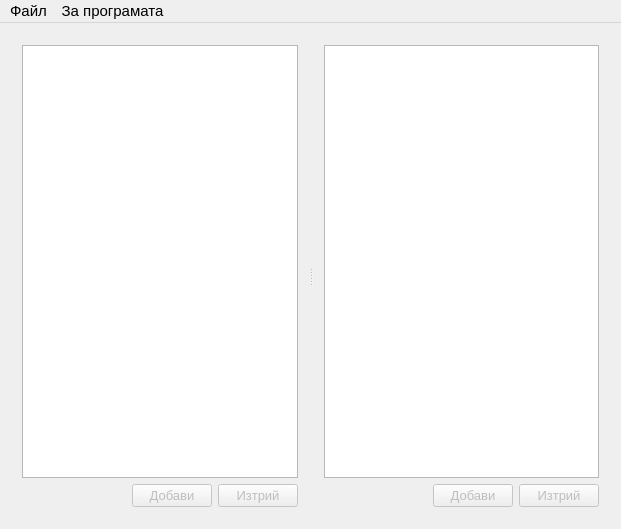
Before: the Qt Designer form mainwindow.ui in farm2440/PSEditor, drawn with Qt 5.
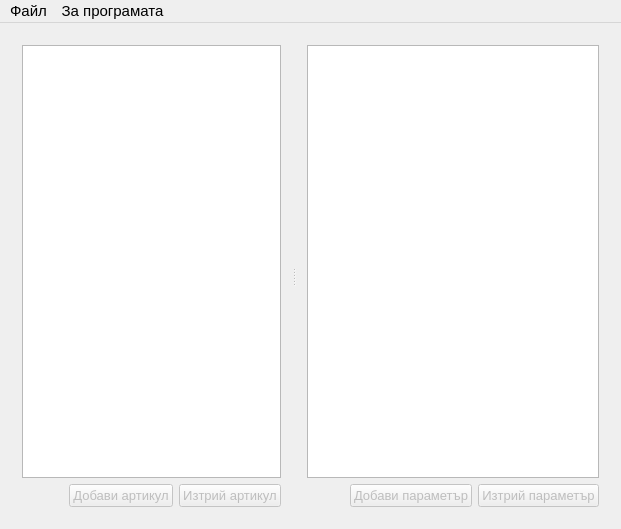
After: the same form once the commit is applied. Icons and pictures are not drawn.

Commit message:
Променен списък на специалните думив dlgNewItem.ui
Променен списък на специалните думив dlgNewItem.ui

Diff of the .ui file:
```diff
--- a/mainwindow.ui
+++ b/mainwindow.ui
@@ -73,7 +73,7 @@
              </font>
             </property>
             <property name="text">
-             <string>Добави</string>
+             <string>Добави артикул</string>
             </property>
            </widget>
           </item>
@@ -88,7 +88,7 @@
              </font>
             </property>
             <property name="text">
-             <string>Изтрий</string>
+             <string>Изтрий артикул</string>
             </property>
            </widget>
           </item>
@@ -133,7 +133,7 @@
              </font>
             </property>
             <property name="text">
-             <string>Добави</string>
+             <string>Добави параметър</string>
             </property>
            </widget>
           </item>
@@ -148,7 +148,7 @@
              </font>
             </property>
             <property name="text">
-             <string>Изтрий</string>
+             <string>Изтрий параметър</string>
             </property>
            </widget>
           </item>
```
The commit also changes 4 other files.
